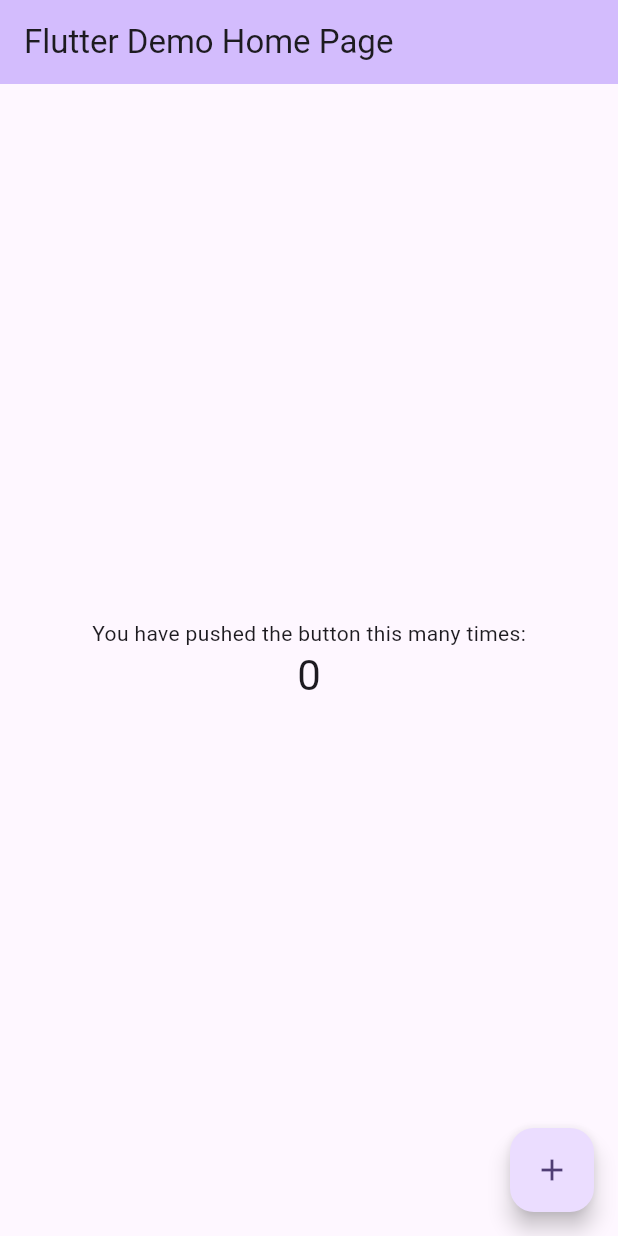
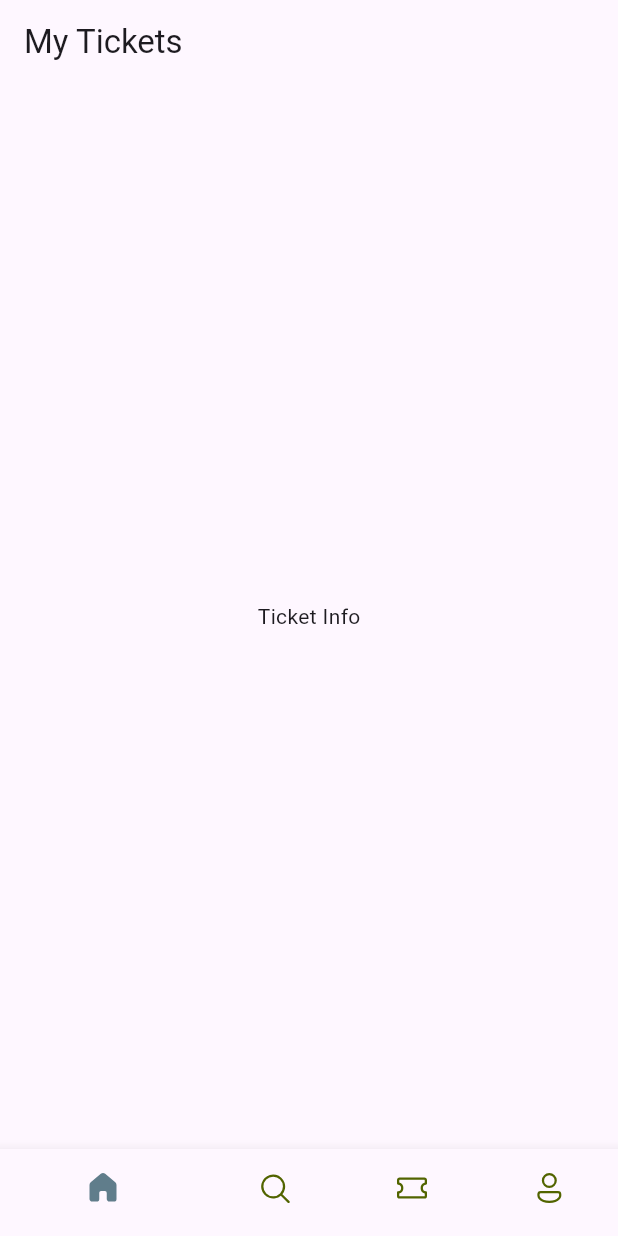
Before and after one commit to theplayernumberzero/FlutterExercise, a Flutter app: the screen it shows after launch, on a phone screen of 412 x 824 dp. Run offline on Flutter 3.47's test engine with Material 3 defaults, Android fonts, the light colour scheme and no system bars; our stand-ins replace fluentui_icons, flutter_svg.

Commit message:
Ticket App: BottomNavBar created

```diff
--- /dev/null
+++ b/Ticket_App/ticket_app/lib/base/bottom_nav_bar.dart
@@ -0,0 +1,49 @@
+import 'package:fluentui_icons/fluentui_icons.dart';
+import 'package:flutter/material.dart';
+
+class BottomNavBar extends StatefulWidget {
+  const BottomNavBar({super.key});
+
+  @override
+  State<BottomNavBar> createState() => _BottomNavBarState();
+}
+
+class _BottomNavBarState extends State<BottomNavBar> {
+  @override
+  Widget build(BuildContext context) {
+    return Scaffold(
+      appBar: AppBar(
+        title: Text("My Tickets"),
+      ),
+      body: Center(
+        child: Text("Ticket Info"),
+      ),
+      bottomNavigationBar: BottomNavigationBar(
+        selectedItemColor: Colors.blueGrey,
+        unselectedItemColor: Color(0xff526400),
+        showSelectedLabels: false,
+        items: const [  //Items should be >=2 and need to have label and icon proporties
+          BottomNavigationBarItem(
+            icon: Icon(FluentSystemIcons.ic_fluent_home_regular),
+            activeIcon: Icon(FluentSystemIcons.ic_fluent_home_filled),
+            label: "Home"),
+          BottomNavigationBarItem(
+            icon: Icon(FluentSystemIcons.ic_fluent_search_regular),
+            activeIcon: Icon(FluentSystemIcons.ic_fluent_search_filled),
+            label: "Search"
+          ),
+          BottomNavigationBarItem(
+            icon: Icon(FluentSystemIcons.ic_fluent_ticket_regular),
+            activeIcon: Icon(FluentSystemIcons.ic_fluent_ticket_filled),
+            label: "Ticket"
+          ),
+          BottomNavigationBarItem(
+            icon: Icon(FluentSystemIcons.ic_fluent_person_regular),
+            activeIcon: Icon(FluentSystemIcons.ic_fluent_person_filled),
+            label: "Profile"
+          ),
+        ],
+      ),
+    );
+  }
+}
--- a/Ticket_App/ticket_app/lib/main.dart
+++ b/Ticket_App/ticket_app/lib/main.dart
@@ -1,4 +1,5 @@
 import 'package:flutter/material.dart';
+import 'package:ticket_app/base/bottom_nav_bar.dart';
 
 void main() {
   runApp(const MyApp());
@@ -7,119 +8,16 @@
 class MyApp extends StatelessWidget {
   const MyApp({super.key});
 
-  // This widget is the root of your application.
   @override
   Widget build(BuildContext context) {
     return MaterialApp(
       title: 'Flutter Demo',
+      debugShowCheckedModeBanner: false,
       theme: ThemeData(
-        // This is the theme of your application.
-        //
-        // TRY THIS: Try running your application with "flutter run". You'll see
-        // the application has a purple toolbar. Then, without quitting the app,
-        // try changing the seedColor in the colorScheme below to Colors.green
-        // and then invoke "hot reload" (save your changes or press the "hot
-        // reload" button in a Flutter-supported IDE, or press "r" if you used
-        // the command line to start the app).
-        //
-        // Notice that the counter didn't reset back to zero; the application
-        // state is not lost during the reload. To reset the state, use hot
-        // restart instead.
-        //
-        // This works for code too, not just values: Most code changes can be
-        // tested with just a hot reload.
         colorScheme: ColorScheme.fromSeed(seedColor: Colors.deepPurple),
         useMaterial3: true,
       ),
-      home: const MyHomePage(title: 'Flutter Demo Home Page'),
+      home: BottomNavBar(),
     );
   }
 }
-
-class MyHomePage extends StatefulWidget {
-  const MyHomePage({super.key, required this.title});
-
-  // This widget is the home page of your application. It is stateful, meaning
-  // that it has a State object (defined below) that contains fields that affect
-  // how it looks.
-
-  // This class is the configuration for the state. It holds the values (in this
-  // case the title) provided by the parent (in this case the App widget) and
-  // used by the build method of the State. Fields in a Widget subclass are
-  // always marked "final".
-
-  final String title;
-
-  @override
-  State<MyHomePage> createState() => _MyHomePageState();
-}
-
-class _MyHomePageState extends State<MyHomePage> {
-  int _counter = 0;
-
-  void _incrementCounter() {
-    setState(() {
-      // This call to setState tells the Flutter framework that something has
-      // changed in this State, which causes it to rerun the build method below
-      // so that the display can reflect the updated values. If we changed
-      // _counter without calling setState(), then the build method would not be
-      // called again, and so nothing would appear to happen.
-      _counter++;
-    });
-  }
-
-  @override
-  Widget build(BuildContext context) {
-    // This method is rerun every time setState is called, for instance as done
-    // by the _incrementCounter method above.
-    //
-    // The Flutter framework has been optimized to make rerunning build methods
-    // fast, so that you can just rebuild anything that needs updating rather
-    // than having to individually change instances of widgets.
-    return Scaffold(
-      appBar: AppBar(
-        // TRY THIS: Try changing the color here to a specific color (to
-        // Colors.amber, perhaps?) and trigger a hot reload to see the AppBar
-        // change color while the other colors stay the same.
-        backgroundColor: Theme.of(context).colorScheme.inversePrimary,
-        // Here we take the value from the MyHomePage object that was created by
-        // the App.build method, and use it to set our appbar title.
-        title: Text(widget.title),
-      ),
-      body: Center(
-        // Center is a layout widget. It takes a single child and positions it
-        // in the middle of the parent.
-        child: Column(
-          // Column is also a layout widget. It takes a list of children and
-          // arranges them vertically. By default, it sizes itself to fit its
-          // children horizontally, and tries to be as tall as its parent.
-          //
-          // Column has various properties to control how it sizes itself and
-          // how it positions its children. Here we use mainAxisAlignment to
-          // center the children vertically; the main axis here is the vertical
-          // axis because Columns are vertical (the cross axis would be
-          // horizontal).
-          //
-          // TRY THIS: Invoke "debug painting" (choose the "Toggle Debug Paint"
-          // action in the IDE, or press "p" in the console), to see the
-          // wireframe for each widget.
-          mainAxisAlignment: MainAxisAlignment.center,
-          children: <Widget>[
-            const Text(
-              'You have pushed the button this many times:',
-            ),
-            Text(
-              '$_counter',
-              style: Theme.of(context).textTheme.headlineMedium,
-            ),
-          ],
-        ),
-      ),
-      floatingActionButton: FloatingActionButton(
-        onPressed: _incrementCounter,
-        tooltip: 'Increment',
-        child: const Icon(Icons.add),
-      ), // This trailing comma makes auto-formatting nicer for build methods.
-    );
-  }
-}
--- a/Ticket_App/ticket_app/pubspec.yaml
+++ b/Ticket_App/ticket_app/pubspec.yaml
@@ -35,6 +35,7 @@ dependencies:
   # The following adds the Cupertino Icons font to your application.
   # Use with the CupertinoIcons class for iOS style icons.
   cupertino_icons: ^1.0.6
+  fluentui_icons: ^1.0.0
 
 dev_dependencies:
   flutter_test:
```
Also changed, not shown: Ticket_App/ticket_app/pubspec.lock.
